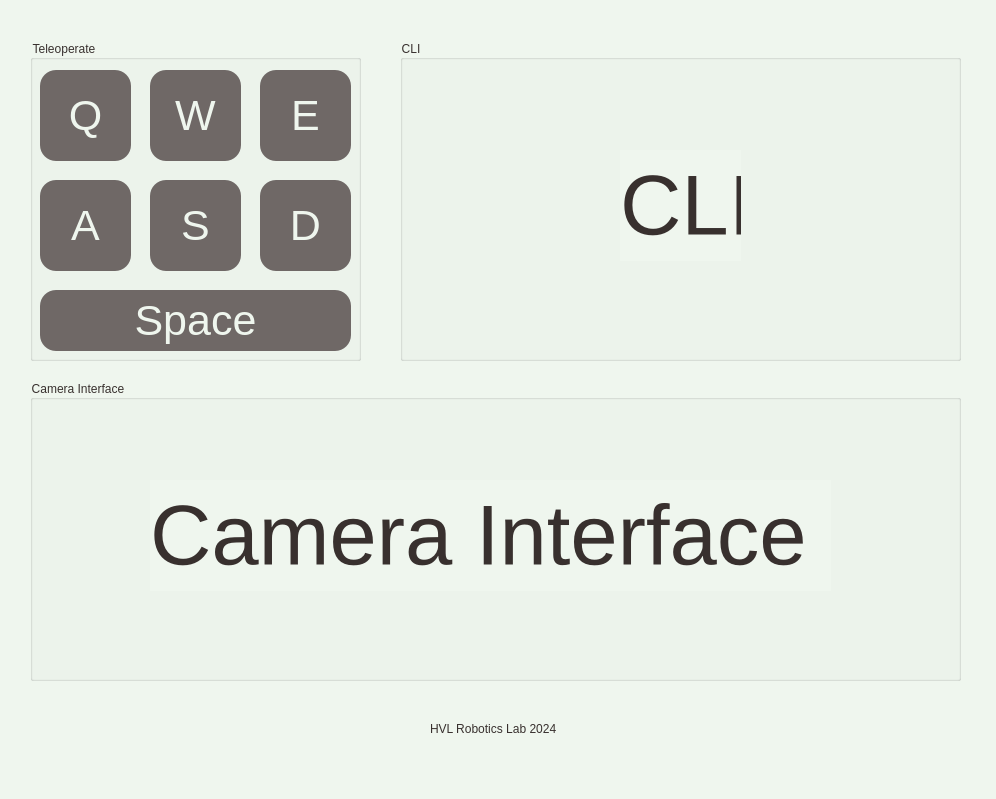
Before: the Qt Designer form avatar_gui/designs/avatar_gui.ui in gulbasozan/robotino-ros2, drawn with Qt 5.
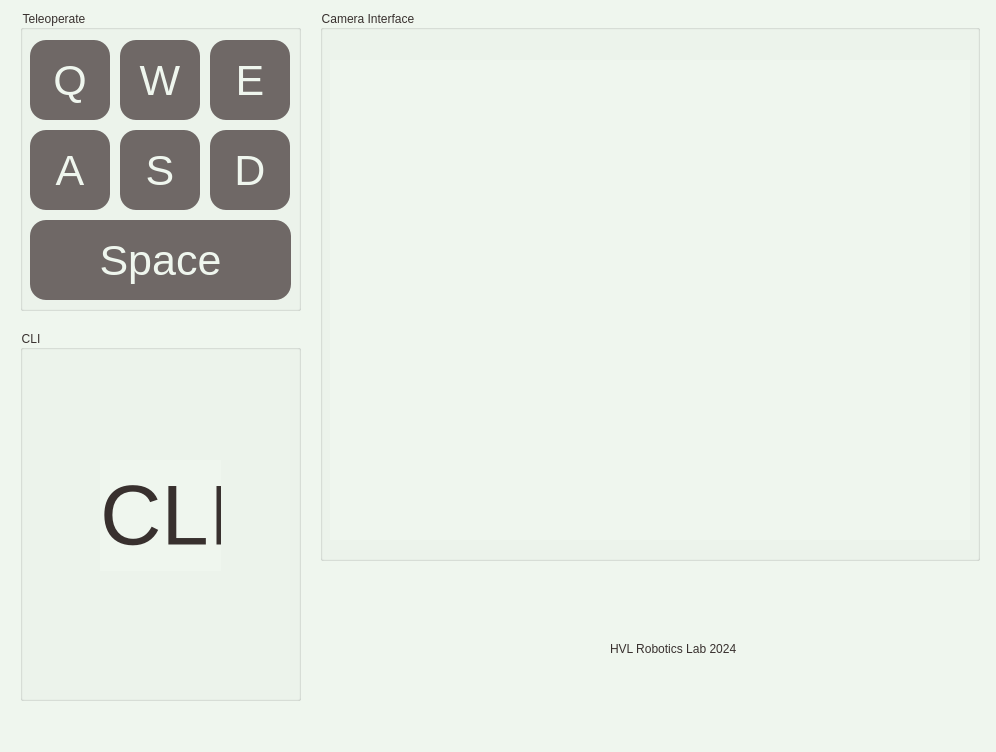
After: the same form once the commit is applied. Icons and pictures are not drawn.

Commit message: Revise GUI desgin

```diff
--- a/avatar_gui/designs/avatar_gui.ui
+++ b/avatar_gui/designs/avatar_gui.ui
@@ -7,7 +7,7 @@
     <x>0</x>
     <y>0</y>
     <width>996</width>
-    <height>799</height>
+    <height>752</height>
    </rect>
   </property>
   <property name="cursor">
@@ -25,10 +25,10 @@
    <widget class="QGroupBox" name="camera_interface">
     <property name="geometry">
      <rect>
-      <x>30</x>
-      <y>380</y>
-      <width>931</width>
-      <height>301</height>
+      <x>320</x>
+      <y>10</y>
+      <width>660</width>
+      <height>551</height>
      </rect>
     </property>
     <property name="title">
@@ -37,10 +37,10 @@
     <widget class="QLabel" name="label_2">
      <property name="geometry">
       <rect>
-       <x>120</x>
-       <y>100</y>
-       <width>681</width>
-       <height>111</height>
+       <x>10</x>
+       <y>50</y>
+       <width>640</width>
+       <height>480</height>
       </rect>
      </property>
      <property name="font">
@@ -49,17 +49,17 @@
       </font>
      </property>
      <property name="text">
-      <string>Camera Interface</string>
+      <string/>
      </property>
     </widget>
    </widget>
    <widget class="QGroupBox" name="cli">
     <property name="geometry">
      <rect>
-      <x>400</x>
-      <y>40</y>
-      <width>561</width>
-      <height>321</height>
+      <x>20</x>
+      <y>330</y>
+      <width>281</width>
+      <height>371</height>
      </rect>
     </property>
     <property name="title">
@@ -68,8 +68,8 @@
     <widget class="QLabel" name="label">
      <property name="geometry">
       <rect>
-       <x>220</x>
-       <y>110</y>
+       <x>80</x>
+       <y>130</y>
        <width>121</width>
        <height>111</height>
       </rect>
@@ -87,10 +87,10 @@
    <widget class="QGroupBox" name="teleop">
     <property name="geometry">
      <rect>
-      <x>30</x>
-      <y>40</y>
-      <width>331</width>
-      <height>321</height>
+      <x>20</x>
+      <y>10</y>
+      <width>281</width>
+      <height>301</height>
      </rect>
     </property>
     <property name="title">
@@ -99,10 +99,10 @@
     <widget class="QPushButton" name="forward">
      <property name="geometry">
       <rect>
-       <x>120</x>
+       <x>100</x>
        <y>30</y>
-       <width>91</width>
-       <height>91</height>
+       <width>80</width>
+       <height>80</height>
       </rect>
      </property>
      <property name="font">
@@ -128,8 +128,8 @@
       <rect>
        <x>10</x>
        <y>30</y>
-       <width>91</width>
-       <height>91</height>
+       <width>80</width>
+       <height>80</height>
       </rect>
      </property>
      <property name="font">
@@ -149,10 +149,10 @@
     <widget class="QPushButton" name="pos_angular">
      <property name="geometry">
       <rect>
-       <x>230</x>
+       <x>190</x>
        <y>30</y>
-       <width>91</width>
-       <height>91</height>
+       <width>80</width>
+       <height>80</height>
       </rect>
      </property>
      <property name="font">
@@ -172,10 +172,10 @@
     <widget class="QPushButton" name="right">
      <property name="geometry">
       <rect>
-       <x>230</x>
-       <y>140</y>
-       <width>91</width>
-       <height>91</height>
+       <x>190</x>
+       <y>120</y>
+       <width>80</width>
+       <height>80</height>
       </rect>
      </property>
      <property name="font">
@@ -196,9 +196,9 @@
      <property name="geometry">
       <rect>
        <x>10</x>
-       <y>140</y>
-       <width>91</width>
-       <height>91</height>
+       <y>120</y>
+       <width>80</width>
+       <height>80</height>
       </rect>
      </property>
      <property name="font">
@@ -219,9 +219,9 @@
      <property name="geometry">
       <rect>
        <x>10</x>
-       <y>250</y>
-       <width>311</width>
-       <height>61</height>
+       <y>210</y>
+       <width>261</width>
+       <height>80</height>
       </rect>
      </property>
      <property name="font">
@@ -241,10 +241,10 @@
     <widget class="QPushButton" name="backward">
      <property name="geometry">
       <rect>
-       <x>120</x>
-       <y>140</y>
-       <width>91</width>
-       <height>91</height>
+       <x>100</x>
+       <y>120</y>
+       <width>80</width>
+       <height>80</height>
       </rect>
      </property>
      <property name="font">
@@ -265,8 +265,8 @@
    <widget class="QLabel" name="label_3">
     <property name="geometry">
      <rect>
-      <x>340</x>
-      <y>700</y>
+      <x>520</x>
+      <y>620</y>
       <width>81</width>
       <height>61</height>
      </rect>
@@ -281,8 +281,8 @@
    <widget class="QLabel" name="label_4">
     <property name="geometry">
      <rect>
-      <x>430</x>
-      <y>720</y>
+      <x>610</x>
+      <y>640</y>
       <width>161</width>
       <height>17</height>
      </rect>
```
Left out of the diff: 2 changed lines with no effect on the pictures. The commit also changes 1 other file.
